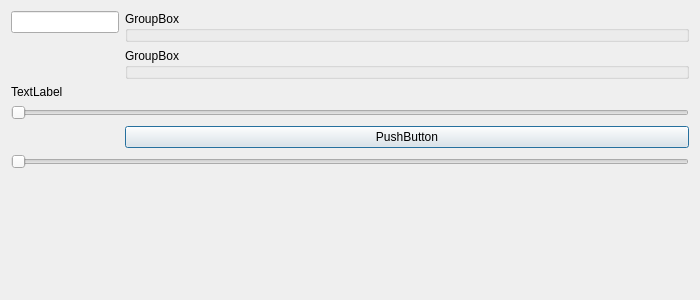
First picture: the form in stepper_SCADA_win7/dialog.ui, repository Mooophy/stepper-gui-control, before the edit.
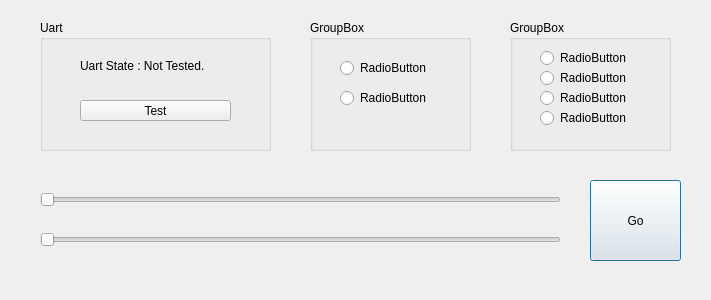
Second picture: the form after the edit.

Commit message: implemented the uart testing on both sides.  On branch win7 	modified:   mcu_main/mcu_main.ino 	modified:   stepper_SCADA_win7/dialog.cpp 	modified:   stepper_SCADA_win7/dialog.h 	modified:   stepper_SCADA_win7/dialog.ui

```diff
--- a/stepper_SCADA_win7/dialog.ui
+++ b/stepper_SCADA_win7/dialog.ui
@@ -6,52 +6,48 @@
    <rect>
     <x>0</x>
     <y>0</y>
-    <width>700</width>
+    <width>711</width>
     <height>300</height>
    </rect>
   </property>
   <property name="windowTitle">
    <string>Dialog</string>
   </property>
-  <layout class="QFormLayout" name="formLayout">
-   <item row="0" column="0">
-    <widget class="QLineEdit" name="lineEdit"/>
-   </item>
-   <item row="0" column="1">
-    <widget class="QGroupBox" name="groupBox_2">
-     <property name="title">
-      <string>GroupBox</string>
-     </property>
-     <widget class="QRadioButton" name="radioButton_5">
+  <widget class="QPushButton" name="pushButton">
       <property name="geometry">
        <rect>
-        <x>30</x>
-        <y>40</y>
-        <width>89</width>
-        <height>16</height>
+     <x>590</x>
+     <y>180</y>
+     <width>91</width>
+     <height>81</height>
        </rect>
       </property>
       <property name="text">
-       <string>RadioButton</string>
-      </property>
-     </widget>
-     <widget class="QRadioButton" name="radioButton_6">
+    <string>Go</string>
+   </property>
+  </widget>
+  <widget class="QSlider" name="horizontalSlider">
       <property name="geometry">
        <rect>
-        <x>30</x>
-        <y>70</y>
-        <width>89</width>
-        <height>16</height>
-       </rect>
-      </property>
-      <property name="text">
-       <string>RadioButton</string>
-      </property>
-     </widget>
-    </widget>
-   </item>
-   <item row="1" column="1">
+     <x>40</x>
+     <y>190</y>
+     <width>521</width>
+     <height>19</height>
+    </rect>
+   </property>
+   <property name="orientation">
+    <enum>Qt::Horizontal</enum>
+   </property>
+  </widget>
     <widget class="QGroupBox" name="groupBox">
+   <property name="geometry">
+    <rect>
+     <x>510</x>
+     <y>20</y>
+     <width>161</width>
+     <height>131</height>
+    </rect>
+   </property>
      <property name="title">
       <string>GroupBox</string>
      </property>
@@ -108,36 +104,97 @@
       </property>
      </widget>
     </widget>
-   </item>
-   <item row="3" column="0">
-    <widget class="QLabel" name="label">
+  <widget class="QGroupBox" name="groupBox_2">
+   <property name="geometry">
+    <rect>
+     <x>310</x>
+     <y>20</y>
+     <width>161</width>
+     <height>131</height>
+    </rect>
+   </property>
+   <property name="title">
+    <string>GroupBox</string>
+   </property>
+   <widget class="QRadioButton" name="radioButton_5">
+    <property name="geometry">
+     <rect>
+      <x>30</x>
+      <y>40</y>
+      <width>89</width>
+      <height>16</height>
+     </rect>
+    </property>
      <property name="text">
-      <string>TextLabel</string>
-     </property>
-    </widget>
-   </item>
-   <item row="6" column="0" colspan="2">
-    <widget class="QSlider" name="horizontalSlider">
-     <property name="orientation">
-      <enum>Qt::Horizontal</enum>
-     </property>
-    </widget>
-   </item>
-   <item row="8" column="1">
-    <widget class="QPushButton" name="pushButton">
+     <string>RadioButton</string>
+    </property>
+   </widget>
+   <widget class="QRadioButton" name="radioButton_6">
+    <property name="geometry">
+     <rect>
+      <x>30</x>
+      <y>70</y>
+      <width>89</width>
+      <height>16</height>
+     </rect>
+    </property>
      <property name="text">
-      <string>PushButton</string>
-     </property>
-    </widget>
-   </item>
-   <item row="9" column="0" colspan="2">
+     <string>RadioButton</string>
+    </property>
+   </widget>
+  </widget>
     <widget class="QSlider" name="horizontalSlider_2">
+   <property name="geometry">
+    <rect>
+     <x>40</x>
+     <y>230</y>
+     <width>521</width>
+     <height>19</height>
+    </rect>
+   </property>
      <property name="orientation">
       <enum>Qt::Horizontal</enum>
      </property>
     </widget>
-   </item>
-  </layout>
+  <widget class="QGroupBox" name="groupBox_3">
+   <property name="geometry">
+    <rect>
+     <x>40</x>
+     <y>20</y>
+     <width>231</width>
+     <height>131</height>
+    </rect>
+   </property>
+   <property name="title">
+    <string>Uart</string>
+   </property>
+   <widget class="QLabel" name="label">
+    <property name="geometry">
+     <rect>
+      <x>40</x>
+      <y>30</y>
+      <width>161</width>
+      <height>31</height>
+     </rect>
+    </property>
+    <property name="text">
+     <string>Uart State : Not Tested.</string>
+    </property>
+   </widget>
+   <widget class="QPushButton" name="pushButton_2">
+    <property name="geometry">
+     <rect>
+      <x>40</x>
+      <y>80</y>
+      <width>151</width>
+      <height>21</height>
+     </rect>
+    </property>
+    <property name="text">
+     <string>Test</string>
+    </property>
+   </widget>
+  </widget>
  </widget>
  <layoutdefault spacing="6" margin="11"/>
  <resources/>
```
Left out of the diff: 21 changed lines with no effect on the pictures. Lines whose indentation alone changed are shown as unchanged. The commit also changes 3 other files.
